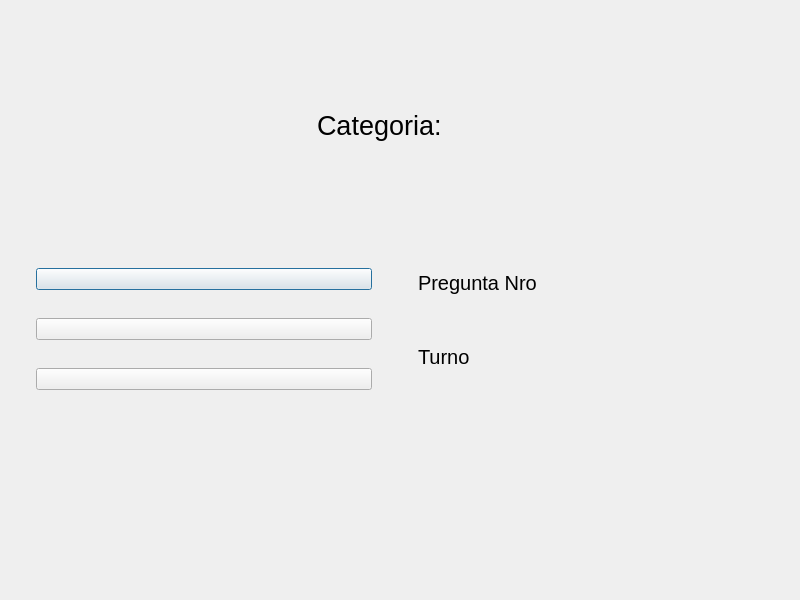
The window that ventanajuego.ui (IvanParedes03/TriviaLP2) describes before a commit, drawn with Qt 5.
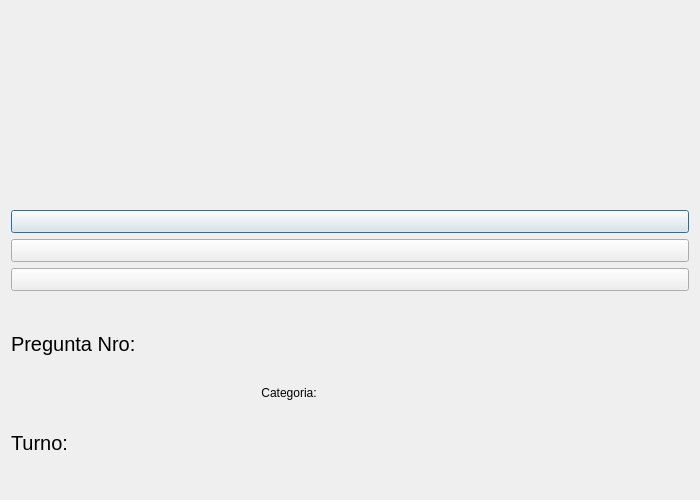
The same window after the commit.

```diff
--- a/ventanajuego.ui
+++ b/ventanajuego.ui
@@ -6,32 +6,39 @@
    <rect>
     <x>0</x>
     <y>0</y>
-    <width>800</width>
-    <height>600</height>
+    <width>700</width>
+    <height>500</height>
    </rect>
   </property>
   <property name="minimumSize">
    <size>
-    <width>600</width>
-    <height>600</height>
+    <width>700</width>
+    <height>500</height>
    </size>
   </property>
   <property name="maximumSize">
    <size>
-    <width>800</width>
-    <height>600</height>
+    <width>700</width>
+    <height>500</height>
    </size>
   </property>
   <property name="windowTitle">
    <string>Dialog</string>
   </property>
-  <layout class="QVBoxLayout" name="verticalLayout_5">
-   <item>
-    <layout class="QHBoxLayout" name="horizontalLayout_2">
-     <item>
       <layout class="QVBoxLayout" name="verticalLayout_4">
        <item>
+    <layout class="QVBoxLayout" name="layoutPreguntaImagen">
+     <property name="leftMargin">
+      <number>0</number>
+     </property>
+     <item>
         <widget class="QLabel" name="labelPregunta">
+       <property name="maximumSize">
+        <size>
+         <width>16777215</width>
+         <height>70</height>
+        </size>
+       </property>
          <property name="font">
           <font>
            <pointsize>15</pointsize>
@@ -43,25 +50,28 @@
          <property name="alignment">
           <set>Qt::AlignmentFlag::AlignCenter</set>
          </property>
+       <property name="wordWrap">
+        <bool>true</bool>
+       </property>
         </widget>
        </item>
        <item>
         <widget class="QLabel" name="label_imagen">
-         <property name="minimumSize">
-          <size>
-           <width>300</width>
-           <height>200</height>
-          </size>
-         </property>
          <property name="maximumSize">
           <size>
-           <width>300</width>
-           <height>200</height>
-          </size>
-         </property>
+         <width>16777215</width>
+         <height>300</height>
+        </size>
+       </property>
+       <property name="layoutDirection">
+        <enum>Qt::LayoutDirection::LeftToRight</enum>
+       </property>
          <property name="text">
           <string/>
          </property>
+       <property name="alignment">
+        <set>Qt::AlignmentFlag::AlignCenter</set>
+       </property>
          <property name="scaledContents">
           <bool>false</bool>
          </property>
@@ -69,48 +79,15 @@
        </item>
       </layout>
      </item>
-     <item>
-      <layout class="QHBoxLayout" name="horizontalLayout">
-       <item>
-        <widget class="QLabel" name="label_5">
-         <property name="font">
-          <font>
-           <pointsize>20</pointsize>
-          </font>
-         </property>
-         <property name="text">
-          <string>Categoria:</string>
-         </property>
-        </widget>
-       </item>
-       <item>
-        <widget class="QLabel" name="labelCategoria">
-         <property name="font">
-          <font>
-           <pointsize>20</pointsize>
-          </font>
-         </property>
-         <property name="text">
-          <string/>
-         </property>
-        </widget>
-       </item>
-      </layout>
-     </item>
-    </layout>
-   </item>
-   <item>
-    <layout class="QHBoxLayout" name="horizontalLayout_4">
      <item>
       <layout class="QVBoxLayout" name="verticalLayout">
-       <property name="leftMargin">
-        <number>25</number>
-       </property>
-       <property name="rightMargin">
-        <number>25</number>
-       </property>
        <item>
         <widget class="QPushButton" name="opcionA">
+       <property name="font">
+        <font>
+         <pointsize>10</pointsize>
+        </font>
+       </property>
          <property name="text">
           <string/>
          </property>
@@ -118,6 +95,11 @@
        </item>
        <item>
         <widget class="QPushButton" name="opcionB">
+       <property name="font">
+        <font>
+         <pointsize>10</pointsize>
+        </font>
+       </property>
          <property name="text">
           <string/>
          </property>
@@ -125,6 +107,11 @@
        </item>
        <item>
         <widget class="QPushButton" name="opcionC">
+       <property name="font">
+        <font>
+         <pointsize>10</pointsize>
+        </font>
+       </property>
          <property name="text">
           <string/>
          </property>
@@ -133,48 +120,30 @@
       </layout>
      </item>
      <item>
-      <widget class="QWidget" name="formLayout" native="true">
-       <widget class="QWidget" name="formLayoutWidget_2">
-        <property name="geometry">
-         <rect>
-          <x>0</x>
-          <y>0</y>
-          <width>281</width>
-          <height>166</height>
-         </rect>
-        </property>
-        <layout class="QFormLayout" name="formInfo">
-         <property name="horizontalSpacing">
-          <number>35</number>
-         </property>
-         <property name="verticalSpacing">
-          <number>50</number>
-         </property>
-         <property name="leftMargin">
-          <number>15</number>
-         </property>
-         <property name="topMargin">
-          <number>25</number>
-         </property>
-         <property name="rightMargin">
-          <number>0</number>
-         </property>
-         <property name="bottomMargin">
-          <number>25</number>
-         </property>
-         <item row="0" column="0">
+    <layout class="QHBoxLayout" name="horizontalLayout_6">
+     <item>
+      <layout class="QVBoxLayout" name="verticalLayout_2">
+       <item>
+        <layout class="QHBoxLayout" name="horizontalLayout_2">
+         <item>
           <widget class="QLabel" name="label">
+           <property name="maximumSize">
+            <size>
+             <width>200</width>
+             <height>100</height>
+            </size>
+           </property>
            <property name="font">
             <font>
              <pointsize>15</pointsize>
             </font>
            </property>
            <property name="text">
-            <string>Pregunta Nro</string>
+            <string>Pregunta Nro:</string>
            </property>
           </widget>
          </item>
-         <item row="0" column="1">
+         <item>
           <widget class="QLabel" name="nroPregunta">
            <property name="font">
             <font>
@@ -186,19 +155,29 @@
            </property>
           </widget>
          </item>
-         <item row="1" column="0">
+        </layout>
+       </item>
+       <item>
+        <layout class="QHBoxLayout" name="horizontalLayout_3">
+         <item>
           <widget class="QLabel" name="label_3">
+           <property name="maximumSize">
+            <size>
+             <width>90</width>
+             <height>100</height>
+            </size>
+           </property>
            <property name="font">
             <font>
              <pointsize>15</pointsize>
             </font>
            </property>
            <property name="text">
-            <string>Turno</string>
+            <string>Turno:</string>
            </property>
           </widget>
          </item>
-         <item row="1" column="1">
+         <item>
           <widget class="QLabel" name="turno">
            <property name="font">
             <font>
@@ -211,33 +190,26 @@
           </widget>
          </item>
         </layout>
-       </widget>
-      </widget>
      </item>
     </layout>
    </item>
    <item>
-    <layout class="QHBoxLayout" name="horizontalLayout_3">
+      <layout class="QHBoxLayout" name="horizontalLayout">
      <item>
-      <layout class="QVBoxLayout" name="verticalLayout_2">
-       <property name="leftMargin">
-        <number>0</number>
-       </property>
-       <property name="topMargin">
-        <number>0</number>
-       </property>
-       <property name="bottomMargin">
-        <number>15</number>
-       </property>
-       <item>
-        <widget class="QLabel" name="aliasP1">
+        <widget class="QLabel" name="label_5">
+         <property name="maximumSize">
+          <size>
+           <width>100</width>
+           <height>20</height>
+          </size>
+         </property>
          <property name="font">
           <font>
-           <pointsize>15</pointsize>
+           <pointsize>9</pointsize>
           </font>
          </property>
          <property name="text">
-          <string/>
+          <string>Categoria:</string>
          </property>
          <property name="alignment">
           <set>Qt::AlignmentFlag::AlignCenter</set>
@@ -245,10 +217,16 @@
         </widget>
        </item>
        <item>
-        <widget class="QLabel" name="puntajeP1">
+        <widget class="QLabel" name="labelCategoria">
+         <property name="maximumSize">
+          <size>
+           <width>300</width>
+           <height>200</height>
+          </size>
+         </property>
          <property name="font">
           <font>
-           <pointsize>15</pointsize>
+           <pointsize>9</pointsize>
           </font>
          </property>
          <property name="text">
@@ -257,21 +235,32 @@
          <property name="alignment">
           <set>Qt::AlignmentFlag::AlignCenter</set>
          </property>
+         <property name="wordWrap">
+          <bool>true</bool>
+         </property>
         </widget>
        </item>
       </layout>
      </item>
      <item>
       <layout class="QVBoxLayout" name="verticalLayout_3">
-       <property name="leftMargin">
-        <number>0</number>
-       </property>
-       <property name="rightMargin">
-        <number>0</number>
-       </property>
-       <property name="bottomMargin">
-        <number>15</number>
-       </property>
+       <item>
+        <layout class="QHBoxLayout" name="horizontalLayout_4">
+         <item>
+          <widget class="QLabel" name="aliasP1">
+           <property name="font">
+            <font>
+             <pointsize>15</pointsize>
+            </font>
+           </property>
+           <property name="text">
+            <string/>
+           </property>
+           <property name="alignment">
+            <set>Qt::AlignmentFlag::AlignCenter</set>
+           </property>
+          </widget>
+         </item>
        <item>
         <widget class="QLabel" name="aliasP2">
          <property name="font">
@@ -287,6 +276,25 @@
          </property>
         </widget>
        </item>
+        </layout>
+       </item>
+       <item>
+        <layout class="QHBoxLayout" name="horizontalLayout_5">
+         <item>
+          <widget class="QLabel" name="puntajeP1">
+           <property name="font">
+            <font>
+             <pointsize>15</pointsize>
+            </font>
+           </property>
+           <property name="text">
+            <string/>
+           </property>
+           <property name="alignment">
+            <set>Qt::AlignmentFlag::AlignCenter</set>
+           </property>
+          </widget>
+         </item>
        <item>
         <widget class="QLabel" name="puntajeP2">
          <property name="font">
@@ -301,6 +309,8 @@
           <set>Qt::AlignmentFlag::AlignCenter</set>
          </property>
         </widget>
+         </item>
+        </layout>
        </item>
       </layout>
      </item>
```
Left out of the diff: 8 changed lines with no effect on the pictures. Lines whose indentation alone changed are shown as unchanged.
